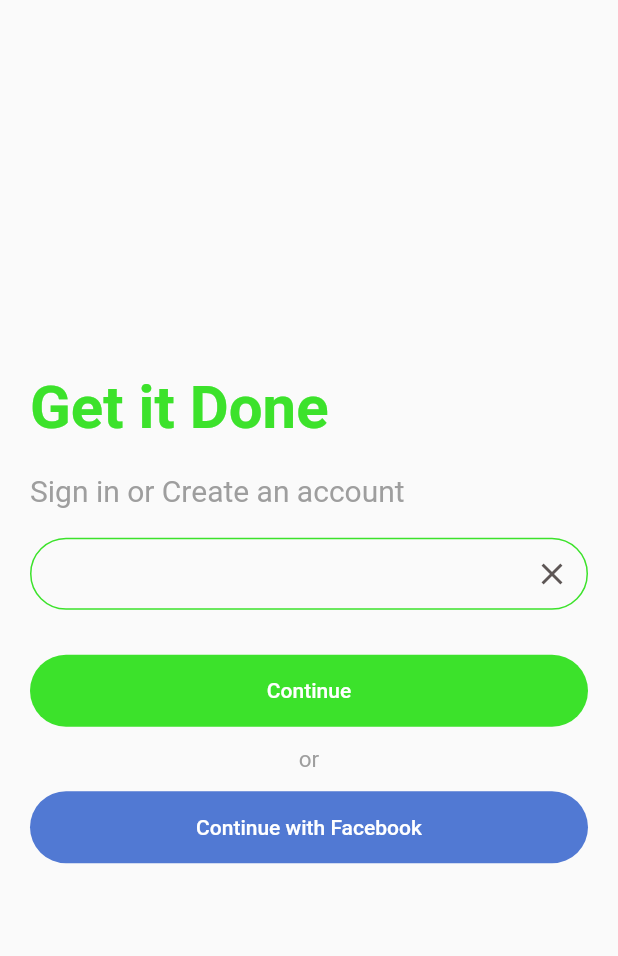
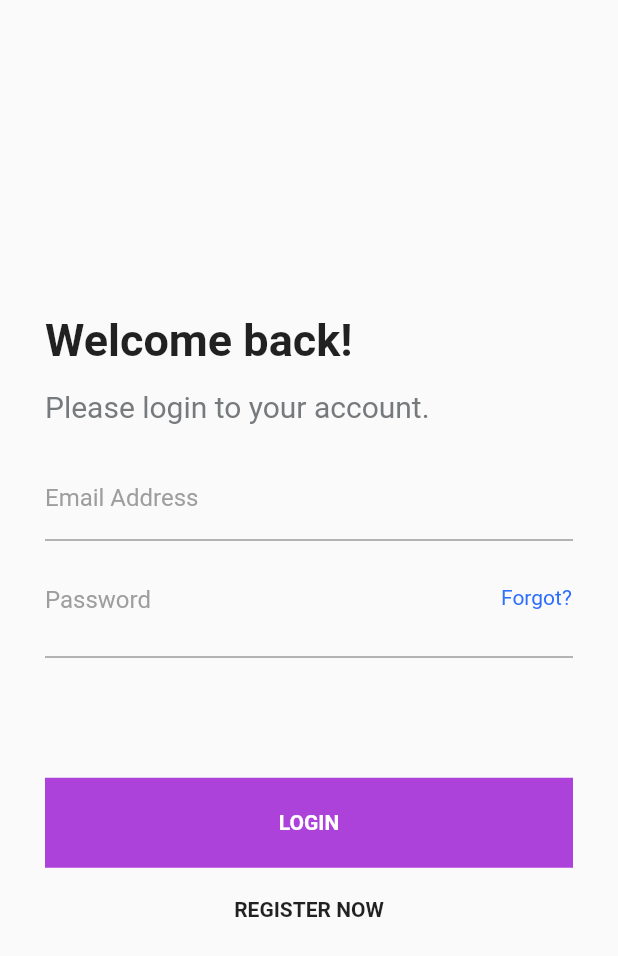
Before and after one commit to BashirYesufu/Flutter-Login-Screens, a Flutter app: the screen it shows after launch, on a phone screen of 412 x 824 dp. Shown: the top 956 px of the screen. Run offline on Flutter 3.47's test engine with Material 2 defaults, Android fonts, the phone set to English and light mode, and no system bars.

Commit message:
layed out components for twitch

```diff
--- a/kobo_login_screens/lib/main.dart
+++ b/kobo_login_screens/lib/main.dart
@@ -1,5 +1,6 @@
 import 'package:flutter/material.dart';
 import 'package:kobo_login_screens/screens/easy_peasy.dart';
+import 'package:kobo_login_screens/screens/twitch.dart';
 
 void main() => runApp(const MyApp());
 
@@ -10,9 +11,10 @@ class MyApp extends StatelessWidget {
   @override
   Widget build(BuildContext context) {
     return MaterialApp(
-      initialRoute: EasyPeasy.id,
+      initialRoute: Twitch.id,
       routes: {
-        EasyPeasy.id: (context) => EasyPeasy()
+        EasyPeasy.id: (context) => EasyPeasy(),
+        Twitch.id: (context) => Twitch(),
       },
     );
   }
--- a/kobo_login_screens/lib/screens/easy_peasy.dart
+++ b/kobo_login_screens/lib/screens/easy_peasy.dart
@@ -76,6 +76,7 @@ class _EasyPeasyState extends State<EasyPeasy> {
                     'Continue',
                     style: TextStyle(
                       color: Colors.white,
+                      fontWeight: FontWeight.bold,
                     ),
                   ),
                 ),
@@ -105,6 +106,7 @@ class _EasyPeasyState extends State<EasyPeasy> {
                     'Continue with Facebook',
                     style: TextStyle(
                       color: Colors.white,
+                      fontWeight: FontWeight.bold,
                     ),
                   ),
                 ),
--- /dev/null
+++ b/kobo_login_screens/lib/screens/twitch.dart
@@ -0,0 +1,104 @@
+import 'package:flutter/material.dart';
+
+class Twitch extends StatefulWidget {
+  static const String id = 'twitch';
+  const Twitch({Key? key}) : super(key: key);
+
+  @override
+  _TwitchState createState() => _TwitchState();
+}
+
+class _TwitchState extends State<Twitch> {
+  @override
+  Widget build(BuildContext context) {
+    return Scaffold(
+      body: Container(
+        padding: EdgeInsets.all(30.0),
+        child: Column(
+          mainAxisAlignment: MainAxisAlignment.center,
+          crossAxisAlignment: CrossAxisAlignment.start,
+          children: [
+            Text(
+              'Welcome back!',
+              style: TextStyle(
+                fontSize: 30.0,
+                fontWeight: FontWeight.bold,
+              ),
+            ),
+
+            SizedBox(height: 15,),
+
+            Text(
+              'Please login to your account.',
+              style: TextStyle(
+                color: Color(0xFF777A7D),
+                fontSize: 20.0,
+                fontWeight: FontWeight.normal,
+              ),
+            ),
+
+            Padding(
+              padding: const EdgeInsets.only(top: 30.0),
+              child: TextField(
+                decoration: InputDecoration(
+                  hintText: 'Email Address',
+                  hintStyle: TextStyle(
+                    color: Colors.grey,
+                  ),
+                  contentPadding: EdgeInsets.only(bottom: 10.0,),
+                ),
+              ),
+            ),
+
+            Padding(
+              padding: const EdgeInsets.only(top: 30.0),
+              child: TextField(
+                decoration: InputDecoration(
+                  suffixIcon: Text(
+                    'Forgot?',
+                    style: TextStyle(
+                        color: Color(0xFF2C6EFF),
+                    ),
+                  ),
+                  hintText: 'Password',
+                  hintStyle: TextStyle(
+                    color: Colors.grey,
+                  ),
+                  contentPadding: EdgeInsets.only(bottom: 10.0,),
+                ),
+              ),
+            ),
+
+            Padding(
+              padding: const EdgeInsets.only(top: 80.0, bottom: 20.0,),
+              child: Material(
+                color: Color(0xFFAD42DB),
+                child: MaterialButton(
+                  onPressed: () {},
+                  minWidth: double.infinity,
+                  height: 60.0,
+                  child: Text(
+                    'LOGIN',
+                    style: TextStyle(
+                      color: Colors.white,
+                      fontWeight: FontWeight.bold,
+                    ),
+                  ),
+                ),
+              ),
+            ),
+
+            Center(
+              child: Text(
+                'REGISTER NOW',
+                style: TextStyle(
+                  fontWeight: FontWeight.bold,
+                ),
+              ),
+            ),
+          ],
+        ),
+      ),
+    );
+  }
+}
```
